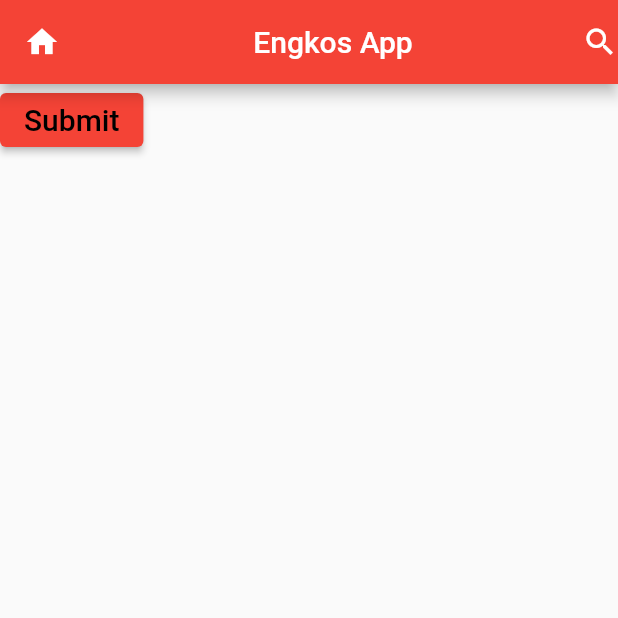
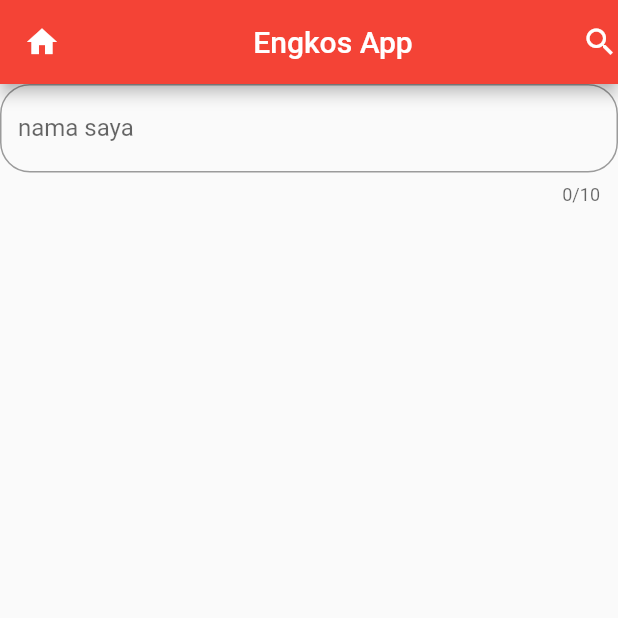
Before and after one commit to engkoskostaman97/explore-flutter-mobile, a Flutter app: the screen it shows after launch, on a phone screen of 412 x 824 dp, the top half of it. Run offline on Flutter 3.47's test engine with Material 2 defaults, Android fonts, the phone set to English and light mode, and no system bars.

Commit message:
add textfield input label

```diff
--- a/lib/main.dart
+++ b/lib/main.dart
@@ -13,14 +13,14 @@ class HomePage extends StatelessWidget {
           title: Center(child: Text("Engkos App")),
           actions: <Widget>[Icon(Icons.search)],
         ),
-        body: ElevatedButton(
-            style: ElevatedButton.styleFrom(
-              primary: Colors.red, // background
-            ),
-            onPressed: () {},
-            child: Text(
-              "Submit",
-              style: TextStyle(fontSize: 20.0, color: Colors.black),
-            )));
+        body: TextField(
+          obscureText: true,
+          maxLength: 10,
+          decoration: InputDecoration(
+              hintText: "nama saya",
+              labelText: "nama saya",
+              border: OutlineInputBorder(
+                  borderRadius: BorderRadius.circular(20.0))),
+        ));
   }
 }
```
